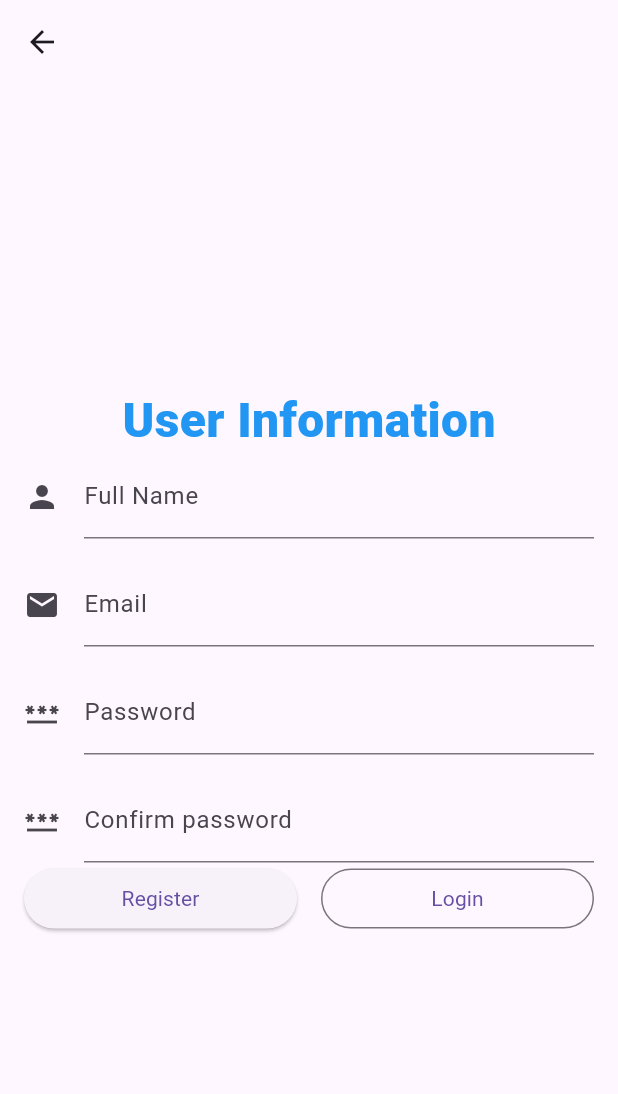
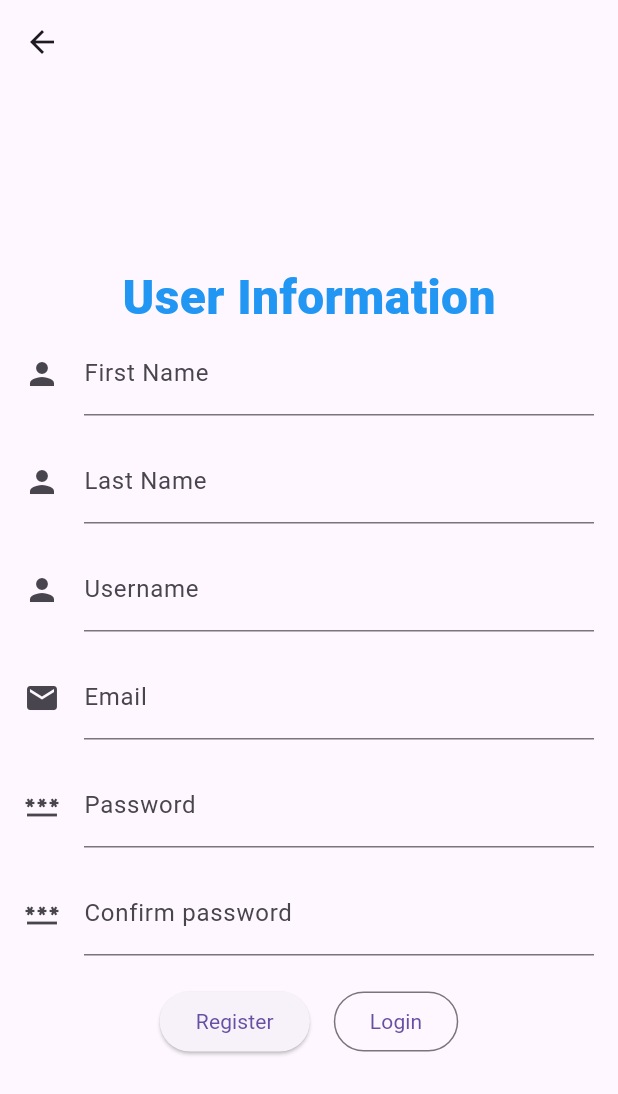
Before and after one commit to ktruong2702/Policy_Vote, a Flutter app: the Register screen opened directly, on a phone screen of 412 x 824 dp. Shown: the top 1094 px of the screen. Run offline on Flutter 3.47's test engine with Material 3 defaults, Android fonts, the phone set to English and light mode, and no system bars; our stand-ins replace charts_flutter, cloud_firestore, firebase_auth, firebase_core; accounts and stored records are empty; network calls fail.

Commit message:
implement logic for registration

```diff
--- a/lib/mainpage.dart
+++ b/lib/mainpage.dart
@@ -1,4 +1,4 @@
-import 'package:bai3/model/user.dart';
+import 'package:bai3/model/my_user.dart';
 import 'package:bai3/page/createPoll.dart';
 import 'package:bai3/page/defulatwidget.dart';
 import 'package:bai3/page/home.dart';
@@ -9,7 +9,7 @@ import 'package:bai3/page/splashscreen.dart';
 import 'package:flutter/material.dart';
 import 'package:bai3/page/polls.dart';
 import 'package:bai3/page/Detail.dart';
-import 'package:bai3/model/user.dart';
+import 'package:bai3/model/my_user.dart';
 
 class Mainpage extends StatefulWidget {
   const Mainpage({super.key});
@@ -20,7 +20,7 @@ class Mainpage extends StatefulWidget {
 class _MainpageState extends State<Mainpage> {
   int _selectedIndex = 0;
   String selectedQuestion = "";
-  User user = User();
+  MyUser user = MyUser(fullname: '', email: '');
   void _onItemTapped(int index) {
     setState(() {
       _selectedIndex = index;
--- a/lib/model/user.dart
+++ /dev/null
@@ -1,12 +0,0 @@
-class User{
-  String? fullname;
-  String? email;
-  String? gender;
-  String? favorite;
-  User({
- this.fullname,
- this.email,
- this.gender,
- this.favorite,
-  });
-}
--- a/lib/page/Voter/register.dart
+++ b/lib/page/Voter/register.dart
@@ -1,24 +1,72 @@
-import 'package:bai3/model/user.dart';
+import 'package:flutter/material.dart';
 import 'package:bai3/page/detail.dart';
-import 'package:flutter/material.dart';
+import 'package:firebase_auth/firebase_auth.dart';
+import 'package:cloud_firestore/cloud_firestore.dart';
+import 'package:bai3/model/my_user.dart';
 
 class Register extends StatefulWidget {
-  const Register({super.key});
+  const Register({Key? key}) : super(key: key);
 
   @override
-  State<Register> createState() => _RegisterState();
+  _RegisterState createState() => _RegisterState();
 }
 
 class _RegisterState extends State<Register> {
-  final bool _checkvalue_1 = false;
-  final bool _checkvalue_2 = false;
-  final bool _checkvalue_3 = false;
-
-  final int _gender = 0;
-  final _nameController = TextEditingController();
+  final _f_nameController = TextEditingController();
+  final _l_nameController = TextEditingController();
   final _emailController = TextEditingController();
   final _passwordController = TextEditingController();
-  final _confirmpassController = TextEditingController();
+  final _usernameController = TextEditingController();
+  final _confirmPasswordController = TextEditingController();
+
+  // Function to register user and save data to Firebase
+  Future<void> _register() async {
+    try {
+      // Check if passwords match
+      if (_passwordController.text != _confirmPasswordController.text) {
+        // Show error message if passwords don't match
+        ScaffoldMessenger.of(context).showSnackBar(
+          const SnackBar(content: Text('Passwords do not match')),
+        );
+        return;
+      }
+
+      // Register user with email and password
+      UserCredential userCredential =
+          await FirebaseAuth.instance.createUserWithEmailAndPassword(
+        email: _emailController.text,
+        password: _passwordController.text,
+      );
+
+      // Save user data to Firestore
+      await FirebaseFirestore.instance
+          .collection('users')
+          .doc(userCredential.user!.uid)
+          .set({
+        'email': _emailController.text,
+        'f_name': _f_nameController.text
+            .split(" ")
+            .first, // Assuming first part is first name
+        'l_name': _l_nameController.text
+            .split(" ")
+            .last, // Assuming last part is last name
+        'reg': Timestamp.now(),
+        'password' : _passwordController.text,
+        'username' : _usernameController.text,
+      });
+
+      // Show success notification
+      ScaffoldMessenger.of(context).showSnackBar(
+        const SnackBar(content: Text('Registration successful')),
+      );
+    } catch (error) {
+      // Handle registration errors
+      ScaffoldMessenger.of(context).showSnackBar(
+        SnackBar(content: Text('Registration failed: $error')),
+      );
+    }
+  }
+
   @override
   Widget build(BuildContext context) {
     return Scaffold(
@@ -35,15 +83,32 @@ class _RegisterState extends State<Register> {
                   child: const Text(
                     'User Information',
                     style: TextStyle(
-                        fontSize: 32,
-                        fontWeight: FontWeight.bold,
-                        color: Colors.blue),
+                      fontSize: 32,
+                      fontWeight: FontWeight.bold,
+                      color: Colors.blue,
+                    ),
                   ),
                 ),
                 TextFormField(
-                  controller: _nameController,
+                  controller: _f_nameController,
                   decoration: const InputDecoration(
-                    labelText: "Full Name",
+                    labelText: "First Name",
+                    icon: Icon(Icons.person),
+                  ),
+                ),
+                const SizedBox(height: 16),
+                TextFormField(
+                  controller: _l_nameController,
+                  decoration: const InputDecoration(
+                    labelText: "Last Name",
+                    icon: Icon(Icons.person),
+                  ),
+                ),
+                const SizedBox(height: 16),
+                TextFormField(
+                  controller: _usernameController,
+                  decoration: const InputDecoration(
+                    labelText: "Username",
                     icon: Icon(Icons.person),
                   ),
                 ),
@@ -66,49 +131,30 @@ class _RegisterState extends State<Register> {
                 ),
                 const SizedBox(height: 16),
                 TextFormField(
-                  controller: _confirmpassController,
+                  controller: _confirmPasswordController,
                   obscureText: true,
                   decoration: const InputDecoration(
                     labelText: "Confirm password",
                     icon: Icon(Icons.password),
                   ),
                 ),
+                const SizedBox(height: 20),
                 Row(
-                  crossAxisAlignment: CrossAxisAlignment.center,
+                  mainAxisAlignment: MainAxisAlignment.center,
                   children: [
-                    Expanded(
-                      child: ElevatedButton(
-                        onPressed: () {
-                          // Lấy giá trị
-                          var fullName = _nameController.text;
-                          var email = _emailController.text;
-                          var objUser = User(
-                            fullname: fullName,
-                            email: email,
-                          );
-
-// Điều hướng đến trang chi tiết
-                          Navigator.push(
-                            context,
-                            MaterialPageRoute(
-                              builder: (context) => Detail(user: objUser),
-                            ),
-                          );
-                        },
-                        child: const Text('Register'),
-                      ),
+                    ElevatedButton(
+                      onPressed: _register,
+                      child: const Text('Register'),
                     ),
-                    const SizedBox(
-                      width: 16,
-                    ),
-                    Expanded(
-                      child: OutlinedButton(
-                        onPressed: () {},
-                        child: const Text('Login'),
-                      ),
+                    const SizedBox(width: 16),
+                    OutlinedButton(
+                      onPressed: () {
+                        // Handle login button tap
+                      },
+                      child: const Text('Login'),
                     ),
                   ],
-                )
+                ),
               ],
             ),
           ),
@@ -116,4 +162,14 @@ class _RegisterState extends State<Register> {
       ),
     );
   }
+
+  @override
+  void dispose() {
+    _f_nameController.dispose();
+    _l_nameController.dispose();
+    _emailController.dispose();
+    _passwordController.dispose();
+    _confirmPasswordController.dispose();
+    super.dispose();
+  }
 }
--- a/lib/page/detail.dart
+++ b/lib/page/detail.dart
@@ -1,11 +1,11 @@
-import 'package:bai3/model/user.dart';
+import 'package:bai3/model/my_user.dart';
 import 'package:bai3/page/splashscreen.dart';
 import 'package:flutter/material.dart';
 
 class Detail extends StatelessWidget {
   const Detail({Key? key, required this.user}) : super(key: key);
 
-  final User user;
+  final MyUser user;
 
   @override
   Widget build(BuildContext context) {
```
Also changed, not shown: lib/model/my_user.dart (added, +9 -0 lines).
